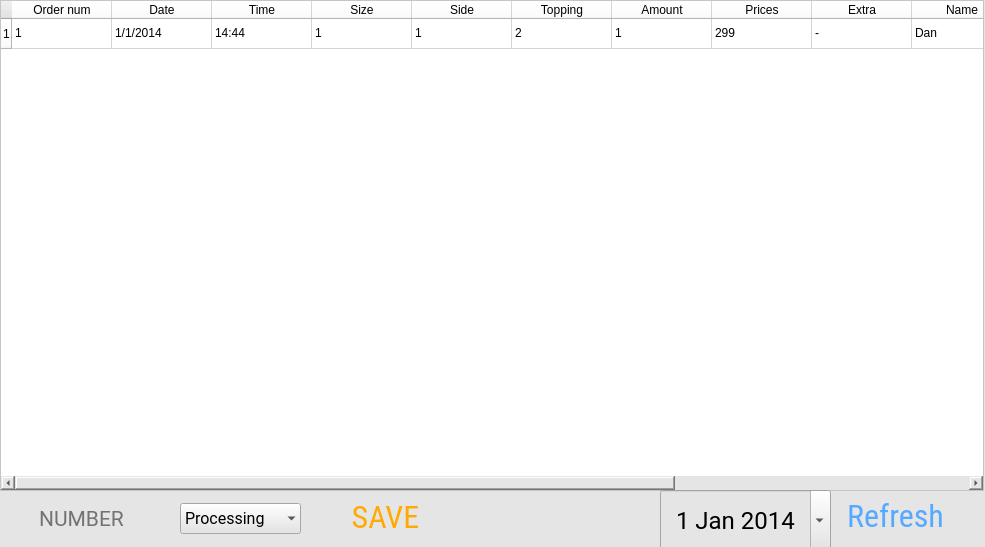
Qt form PythonApplication2/res/ForRT.ui (ioscarhunter/Project) before a commit.
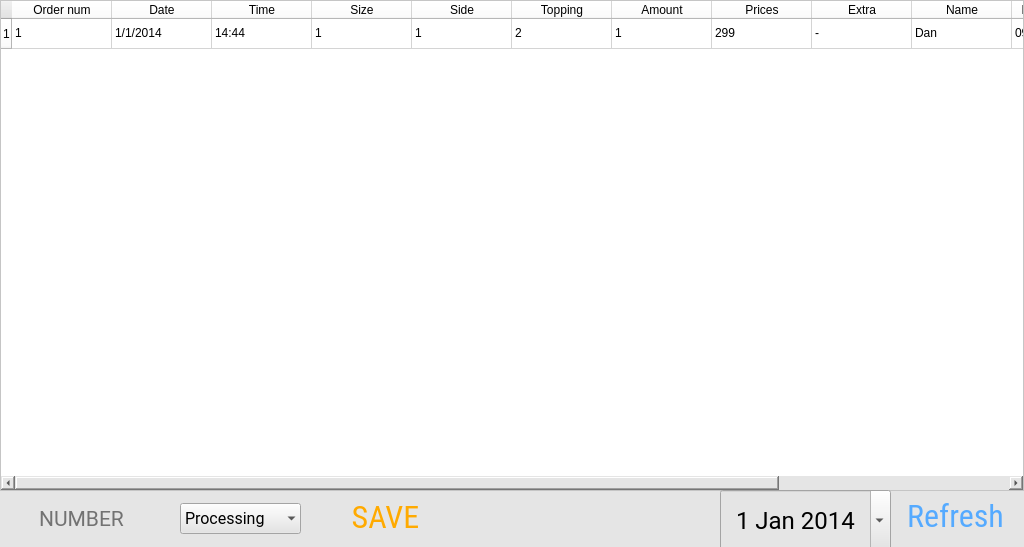
The same form after that commit.

The edit to the form file:
```diff
--- a/PythonApplication2/res/ForRT.ui
+++ b/PythonApplication2/res/ForRT.ui
@@ -6,25 +6,25 @@
    <rect>
     <x>0</x>
     <y>0</y>
-    <width>985</width>
+    <width>1024</width>
     <height>547</height>
    </rect>
   </property>
   <property name="sizePolicy">
-   <sizepolicy hsizetype="Fixed" vsizetype="Fixed">
+   <sizepolicy hsizetype="Expanding" vsizetype="Expanding">
     <horstretch>0</horstretch>
     <verstretch>0</verstretch>
    </sizepolicy>
   </property>
   <property name="minimumSize">
    <size>
-    <width>985</width>
+    <width>1024</width>
     <height>547</height>
    </size>
   </property>
   <property name="maximumSize">
    <size>
-    <width>985</width>
+    <width>1024</width>
     <height>547</height>
    </size>
   </property>
@@ -42,10 +42,16 @@
     <rect>
      <x>0</x>
      <y>0</y>
-     <width>984</width>
+     <width>1024</width>
      <height>491</height>
     </rect>
    </property>
+   <property name="sizePolicy">
+    <sizepolicy hsizetype="Expanding" vsizetype="Expanding">
+     <horstretch>1</horstretch>
+     <verstretch>1</verstretch>
+    </sizepolicy>
+   </property>
    <property name="sizeIncrement">
     <size>
      <width>100</width>
@@ -194,7 +200,7 @@
   <widget class="QPushButton" name="Bref">
    <property name="geometry">
     <rect>
-     <x>830</x>
+     <x>890</x>
      <y>490</y>
      <width>131</width>
      <height>51</height>
@@ -253,7 +259,7 @@
   <widget class="QDateEdit" name="dateEdit">
    <property name="geometry">
     <rect>
-     <x>660</x>
+     <x>720</x>
      <y>490</y>
      <width>171</width>
      <height>61</height>
```
Left out of the diff: 2 changed lines with no effect on the pictures.
